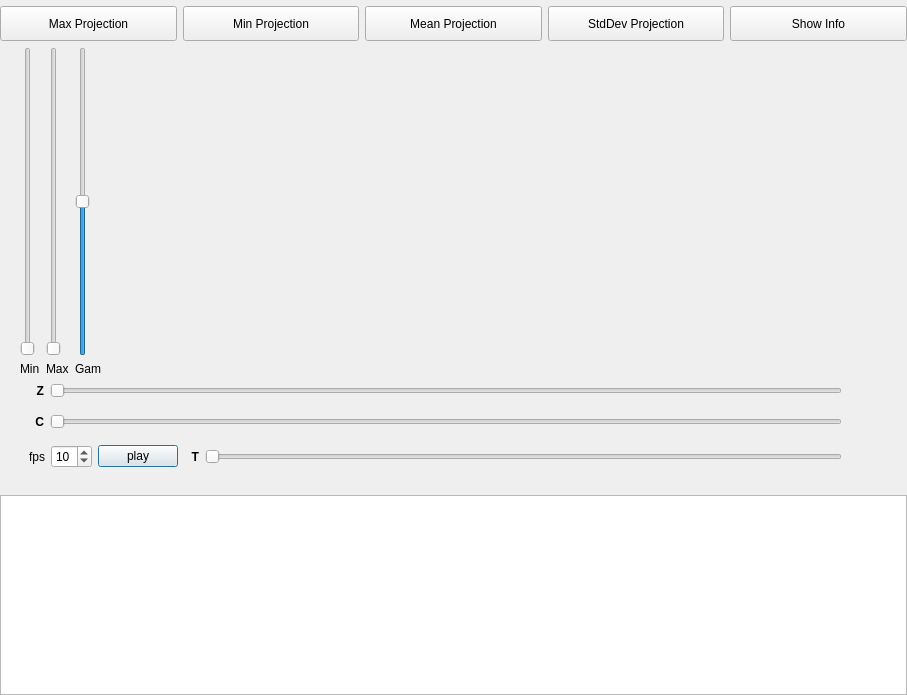
First picture: the form in llspy/gui/img_window.ui, repository tlambert03/LLSpy, before the edit.
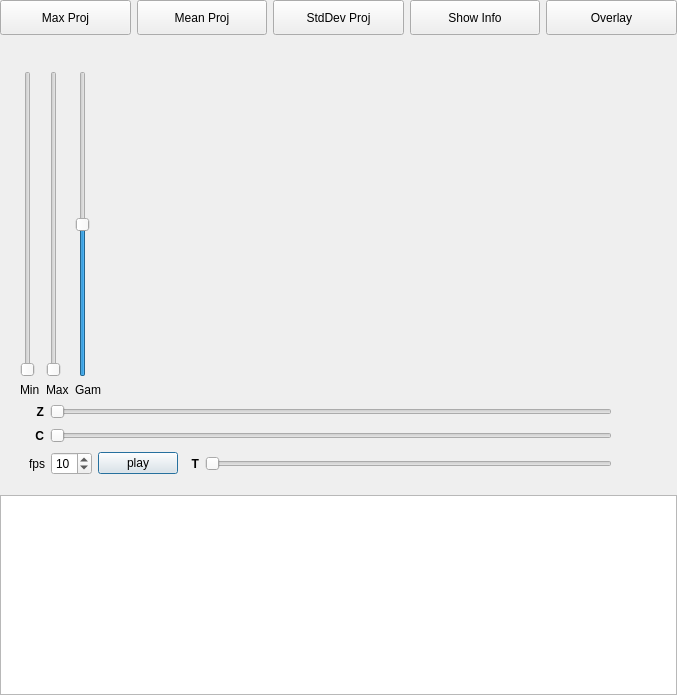
Second picture: the form after the edit.

Commit message: added channel overlay in matplotlib viewer

Patch:
```diff
--- a/llspy/gui/img_window.ui
+++ b/llspy/gui/img_window.ui
@@ -6,7 +6,7 @@
    <rect>
     <x>0</x>
     <y>0</y>
-    <width>907</width>
+    <width>677</width>
     <height>695</height>
    </rect>
   </property>
@@ -35,11 +35,17 @@
     <number>0</number>
    </property>
    <item>
-    <layout class="QVBoxLayout" name="mainLayout">
+    <layout class="QVBoxLayout" name="mainLayout" stretch="0,0,0,0,0,0">
      <item>
-      <layout class="QHBoxLayout" name="horizontalLayout">
+      <layout class="QHBoxLayout" name="horizontalLayout" stretch="0,0,0,0,0">
+       <property name="sizeConstraint">
+        <enum>QLayout::SetDefaultConstraint</enum>
+       </property>
        <property name="topMargin">
-        <number>6</number>
+        <number>0</number>
+       </property>
+       <property name="bottomMargin">
+        <number>0</number>
        </property>
        <item>
         <widget class="QPushButton" name="maxProjButton">
@@ -50,35 +56,7 @@
           </size>
          </property>
          <property name="text">
-          <string>Max Projection</string>
-         </property>
-         <property name="checkable">
-          <bool>true</bool>
-         </property>
-         <property name="autoDefault">
-          <bool>false</bool>
-         </property>
-         <property name="default">
-          <bool>false</bool>
-         </property>
-         <property name="flat">
-          <bool>false</bool>
-         </property>
-        </widget>
-       </item>
-       <item>
-        <widget class="QPushButton" name="minProjButton">
-         <property name="enabled">
-          <bool>true</bool>
-         </property>
-         <property name="minimumSize">
-          <size>
-           <width>0</width>
-           <height>35</height>
-          </size>
-         </property>
-         <property name="text">
-          <string>Min Projection</string>
+          <string>Max Proj</string>
          </property>
          <property name="checkable">
           <bool>true</bool>
@@ -106,7 +84,7 @@
           </size>
          </property>
          <property name="text">
-          <string>Mean Projection</string>
+          <string>Mean Proj</string>
          </property>
          <property name="checkable">
           <bool>true</bool>
@@ -134,7 +112,7 @@
           </size>
          </property>
          <property name="text">
-          <string>StdDev Projection</string>
+          <string>StdDev Proj</string>
          </property>
          <property name="checkable">
           <bool>true</bool>
@@ -175,8 +153,64 @@
          </property>
         </widget>
        </item>
+       <item>
+        <widget class="QPushButton" name="overlayButton">
+         <property name="minimumSize">
+          <size>
+           <width>0</width>
+           <height>35</height>
+          </size>
+         </property>
+         <property name="text">
+          <string>Overlay</string>
+         </property>
+         <property name="checkable">
+          <bool>true</bool>
+         </property>
+         <property name="autoDefault">
+          <bool>false</bool>
+         </property>
+         <property name="default">
+          <bool>false</bool>
+         </property>
+         <property name="flat">
+          <bool>false</bool>
+         </property>
+        </widget>
+       </item>
       </layout>
      </item>
+     <item>
+      <widget class="QWidget" name="chanSelectWidget" native="true">
+       <layout class="QHBoxLayout" name="chanSelectLayout">
+        <property name="leftMargin">
+         <number>15</number>
+        </property>
+        <property name="topMargin">
+         <number>2</number>
+        </property>
+        <property name="rightMargin">
+         <number>15</number>
+        </property>
+        <property name="bottomMargin">
+         <number>2</number>
+        </property>
+        <item>
+         <spacer name="horizontalSpacer_2">
+          <property name="orientation">
+           <enum>Qt::Horizontal</enum>
+          </property>
+          <property name="sizeHint" stdset="0">
+           <size>
+            <width>40</width>
+            <height>20</height>
+           </size>
+          </property>
+         </spacer>
+        </item>
+       </layout>
+      </widget>
+     </item>
      <item>
       <layout class="QHBoxLayout" name="imgLayout">
        <property name="topMargin">
@@ -286,6 +320,9 @@
           <property name="topMargin">
            <number>1</number>
           </property>
+          <property name="bottomMargin">
+           <number>2</number>
+          </property>
           <item>
            <widget class="QLabel" name="Zlabel">
             <property name="minimumSize">
@@ -346,6 +383,9 @@
           <property name="topMargin">
            <number>1</number>
           </property>
+          <property name="bottomMargin">
+           <number>2</number>
+          </property>
           <item>
            <widget class="QLabel" name="Clabel">
             <property name="minimumSize">
@@ -406,6 +446,9 @@
           <property name="topMargin">
            <number>1</number>
           </property>
+          <property name="bottomMargin">
+           <number>2</number>
+          </property>
           <item>
            <widget class="QLabel" name="fpsLabel">
             <property name="text">
```
Left out of the diff: 33 changed lines with no effect on the pictures. The commit also changes 3 other files.
